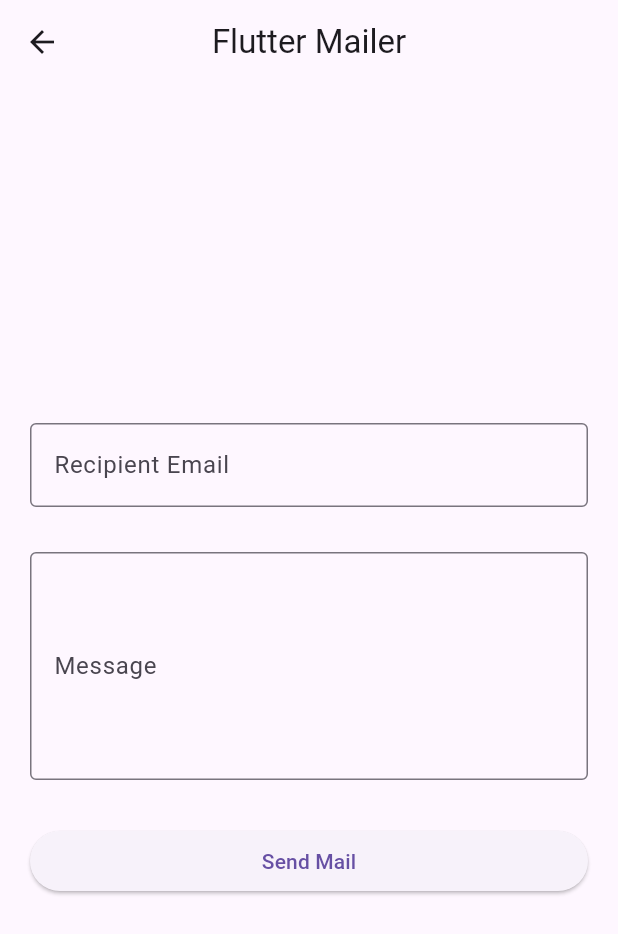
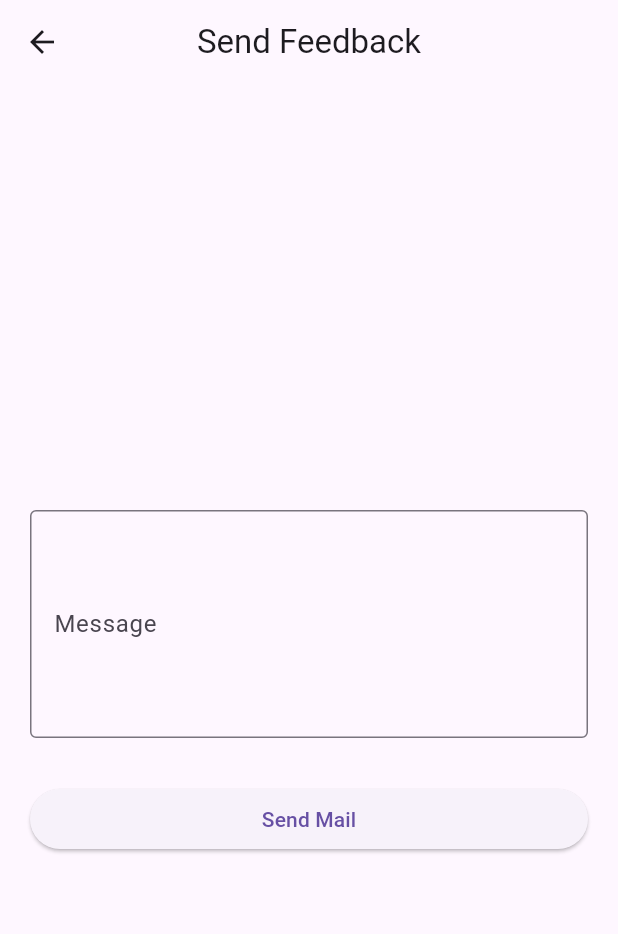
Before and after one commit to LearnJapaneseUET/AndroidFrontend, a Flutter app: the screen it shows once a user with an empty profile is signed in, item 5 of the bottom bar chosen, after a tap on "Đánh giá", on a phone screen of 412 x 824 dp. Shown: the top 934 px of the screen. Run offline on Flutter 3.47's test engine with Material 3 defaults, Android fonts, the phone set to English and light mode, and no system bars; our stand-ins replace audioplayers, camera, file_picker, firebase_auth, firebase_core, firebase_messaging and 12 more; missing offline and left inert: flutter_sound, mailer; accounts and stored records are empty; network calls fail.

Commit message:
Fix recipients for feedback

```diff
--- a/lib/pages/mail_page.dart
+++ b/lib/pages/mail_page.dart
@@ -12,30 +12,28 @@ class SendMail extends StatefulWidget {
 }
 
 class _SendMailState extends State<SendMail> {
-  final TextEditingController _recipientEmailController =
-      TextEditingController();
   final TextEditingController _mailMessageController = TextEditingController();
 
   // Send Mail function
-  void sendMail({
-    required String recipientEmail,
-    required String mailMessage,
-  }) async {
-    // change your email here
+  void sendMail({required String mailMessage}) async {
+    // Lấy thông tin email từ .env file
     String username = dotenv.env['GMAIL_EMAIL']!;
-    // change your password here
     String password = dotenv.env['GMAIL_PASSWORD']!;
+
     final smtpServer = gmail(username, password);
     final message = Message()
       ..from = Address(username, 'Mail Service')
-      ..recipients.add(recipientEmail)
-      ..subject = 'Mail '
+      ..recipients.add(username)
+      ..subject = 'Feedback from Flutter App'
       ..text = 'Message: $mailMessage';
 
     try {
+      // Gửi email
       await send(message, smtpServer);
       showSnackbar('Email sent successfully');
     } catch (e) {
+      // Xử lý lỗi khi gửi email
+      showSnackbar('Failed to send email: $e');
       if (kDebugMode) {
         print(e.toString());
       }
@@ -44,12 +42,12 @@ class _SendMailState extends State<SendMail> {
 
   @override
   Widget build(BuildContext context) {
+    // Kiểm tra .env
     print(dotenv.env['GMAIL_EMAIL']);
-    print('ouch');
     print(dotenv.env['GMAIL_PASSWORD']);
     return Scaffold(
       appBar: AppBar(
-        title: const Text('Flutter Mailer'),
+        title: const Text('Send Feedback'),
         centerTitle: true,
       ),
       body: Padding(
@@ -58,16 +56,8 @@ class _SendMailState extends State<SendMail> {
           mainAxisAlignment: MainAxisAlignment.center,
           crossAxisAlignment: CrossAxisAlignment.center,
           children: [
-            TextFormField(
-              decoration: const InputDecoration(
-                labelText: 'Recipient Email',
-                border: OutlineInputBorder(
-                  borderSide: BorderSide(),
-                ),
-              ),
-              controller: _recipientEmailController,
-            ),
             const SizedBox(height: 30),
+            // Form nhập nội dung email
             TextFormField(
               maxLines: 5,
               controller: _mailMessageController,
@@ -79,18 +69,19 @@ class _SendMailState extends State<SendMail> {
               ),
             ),
             const SizedBox(height: 30),
+            // Nút gửi email
             SizedBox(
               width: double.infinity,
               child: ElevatedButton(
                 onPressed: () {
+                  // Gửi email khi nhấn nút
                   sendMail(
-                    recipientEmail: _recipientEmailController.text.toString(),
                     mailMessage: _mailMessageController.text.toString(),
                   );
                 },
                 child: const Text('Send Mail'),
               ),
-            )
+            ),
           ],
         ),
       ),
--- a/lib/pages/profile_page.dart
+++ b/lib/pages/profile_page.dart
@@ -2,13 +2,39 @@ import 'package:firebase_auth/firebase_auth.dart';
 import 'package:flutter/material.dart';
 import 'package:nihongo/pages/mail_page.dart';
 
-class ProfilePage extends StatelessWidget {
-  ProfilePage({super.key});
+class ProfilePage extends StatefulWidget {
+  const ProfilePage({super.key});
 
+  @override
+  State<ProfilePage> createState() => _ProfilePageState();
+}
+
+class _ProfilePageState extends State<ProfilePage> {
   final user = FirebaseAuth.instance.currentUser!;
+
+  String? email;
 
   void signUserOut() {
     FirebaseAuth.instance.signOut();
+  }
+
+  @override
+  void initState() {
+    super.initState();
+    _getUserEmail();
+  }
+
+  void _getUserEmail() {
+    final user = FirebaseAuth.instance.currentUser;
+    if (user != null) {
+      setState(() {
+        email = user.email; // Lấy tên người dùng từ FirebaseAuth
+      });
+    } else {
+      setState(() {
+        email = ''; // Hiển thị khi không có người dùng
+      });
+    }
   }
 
   @override
@@ -30,7 +56,7 @@ class ProfilePage extends StatelessWidget {
                 color: Colors.white,
               ),
             ),
-            Icon(Icons.edit_square, color: Colors.white)
+            // Icon(Icons.edit_square, color: Colors.white)
           ],
         ),
       ),
@@ -39,25 +65,25 @@ class ProfilePage extends StatelessWidget {
           children: [
             Container(
               color: const Color(0xFF8980F0),
-              child: const Column(
+              child: Column(
                 crossAxisAlignment: CrossAxisAlignment.stretch,
                 children: [
-                  CircleAvatar(
+                  const CircleAvatar(
                     radius: 40,
                     backgroundImage: AssetImage('assets/images/ava_cat.jpg')
                   ),
-                  SizedBox(height: 10),
+                  const SizedBox(height: 10),
                   Center(
                     child: Text(
-                      'user_name',
-                      style: TextStyle(
+                      email!,
+                      style: const TextStyle(
                         fontSize: 20,
                         fontWeight: FontWeight.bold,
                         color: Colors.white,
                       ),
                     ),
                   ),
-                  SizedBox(height: 10)
+                  const SizedBox(height: 10)
                 ],
               ),
             ),
```
